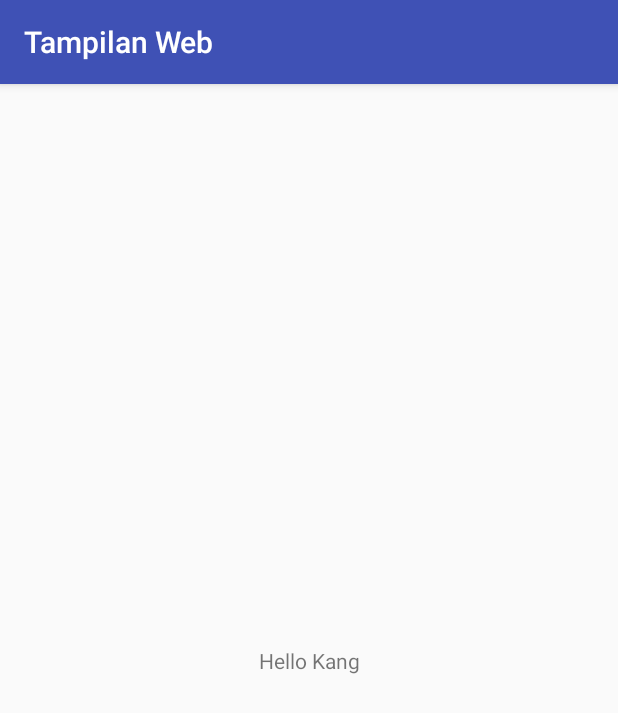
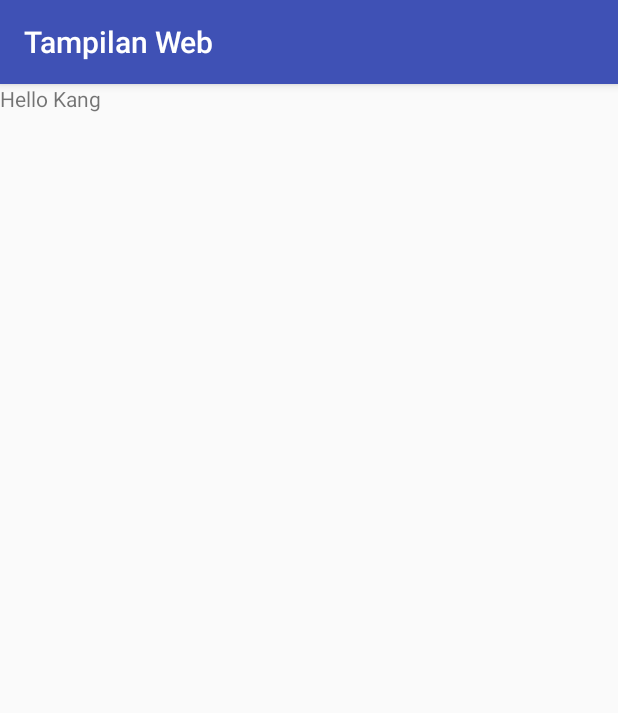
Before and after one commit to mangkel3/TampilanWeb, an Android app: the screen it shows after launch (MainActivity), on a phone screen of 412 x 824 dp. Shown: the top 713 px of the screen. Run offline under Robolectric (Android 15) with nearby library versions, the phone set to English and light mode, and no system bars.

Commit message:
Rubah ke relatiflayout

```diff
--- a/app/build.gradle
+++ b/app/build.gradle
@@ -19,6 +19,12 @@ android {
     }
 }
 
+repositories {
+    maven {
+        url 'https://maven.google.com'
+    }
+}
+
 dependencies {
     compile fileTree(dir: 'libs', include: ['*.jar'])
     androidTestCompile('com.android.support.test.espresso:espresso-core:2.2.2', {
--- a/app/src/main/res/layout/activity_main.xml
+++ b/app/src/main/res/layout/activity_main.xml
@@ -1,5 +1,5 @@
 <?xml version="1.0" encoding="utf-8"?>
-<android.support.constraint.ConstraintLayout xmlns:android="http://schemas.android.com/apk/res/android"
+<RelativeLayout xmlns:android="http://schemas.android.com/apk/res/android"
     xmlns:app="http://schemas.android.com/apk/res-auto"
     xmlns:tools="http://schemas.android.com/tools"
     android:layout_width="match_parent"
@@ -15,4 +15,4 @@
         app:layout_constraintRight_toRightOf="parent"
         app:layout_constraintTop_toTopOf="parent" />
 
-</android.support.constraint.ConstraintLayout>
+</RelativeLayout>
```
